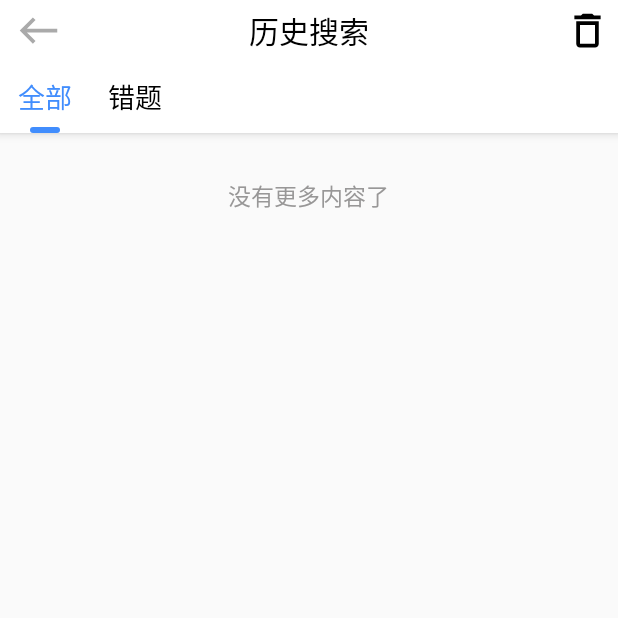
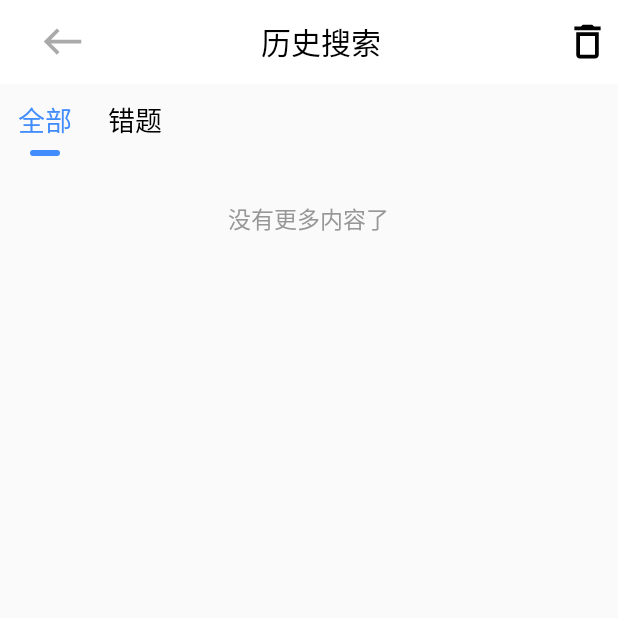
Before and after one commit to yahuiwei123/homework_helper, an Android app: the screen it shows after launch (HistoryDisplayActivity), on a phone screen of 412 x 824 dp, the top half of it. Run offline under Robolectric (Android 15) with nearby library versions, the phone set to English and light mode, and no system bars.

Commit message:
5th commit

```diff
--- a/app/src/main/res/layout/activity_history_display.xml
+++ b/app/src/main/res/layout/activity_history_display.xml
@@ -7,7 +7,7 @@
     android:orientation="vertical"
     tools:context="com.example.homeworkhelper.history.HistoryDisplayActivity">
 
-    <com.google.android.material.appbar.AppBarLayout
+    <androidx.appcompat.widget.Toolbar
         android:layout_width="match_parent"
         android:layout_height="wrap_content"
         android:background="@color/white"
@@ -46,6 +46,8 @@
 
         </RelativeLayout>
 
+
+    </androidx.appcompat.widget.Toolbar>
     <com.google.android.material.tabs.TabLayout
         android:id="@+id/tabs"
         android:layout_width="wrap_content"
@@ -56,8 +58,6 @@
         app:tabSelectedTextColor="@color/blue"
         app:tabTextAppearance="@style/TextAppearance.AppCompat.Medium"
         app:tabTextColor="@color/black"/>
-    </com.google.android.material.appbar.AppBarLayout>
-
     <androidx.viewpager.widget.ViewPager
         android:id="@+id/view_pager"
         android:layout_width="match_parent"
```
Lines whose indentation alone changed are shown as unchanged.
